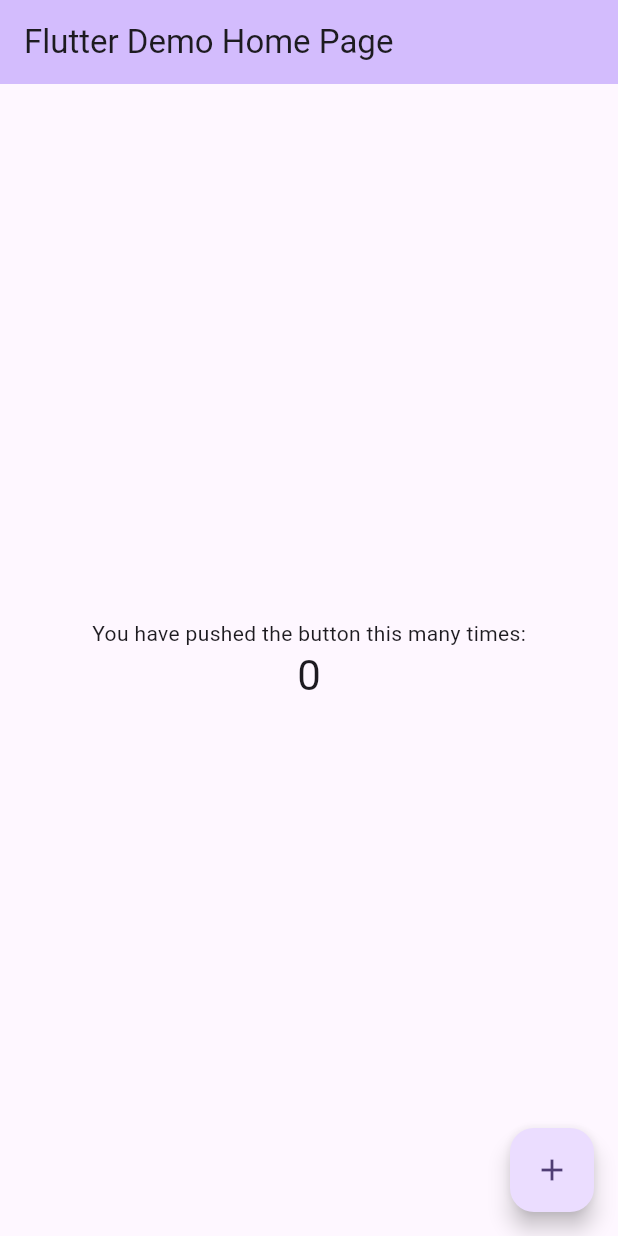
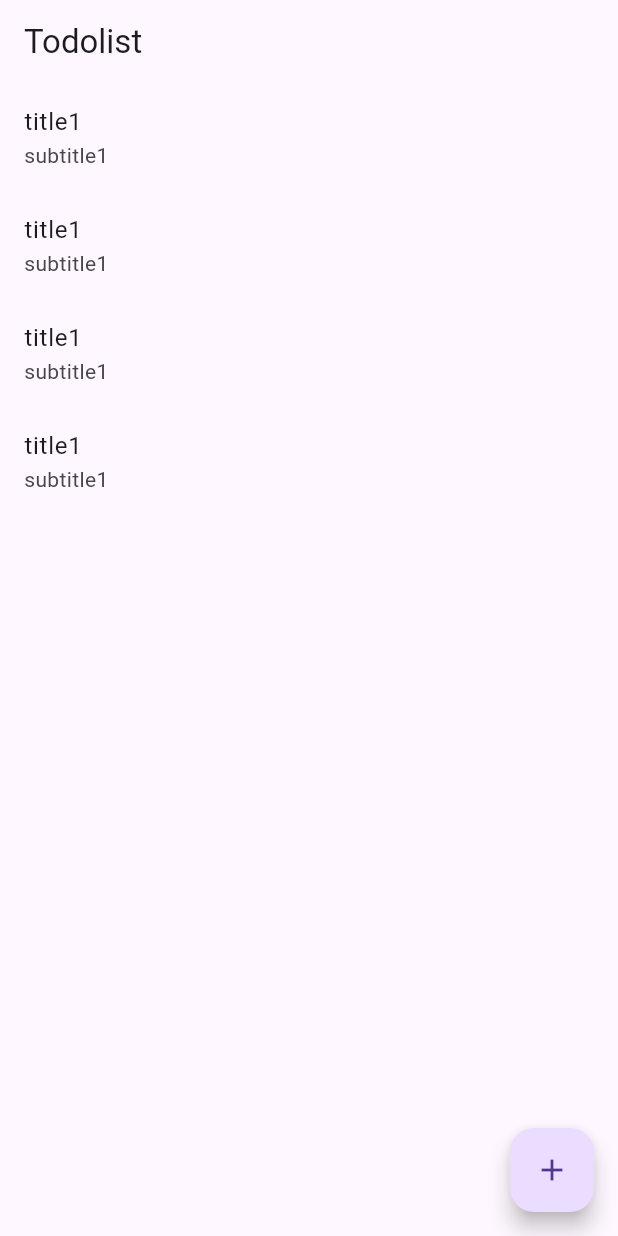
Before and after one commit to sc2bat/my-flutter-todolist-app, a Flutter app: the screen it shows after launch, on a phone screen of 412 x 824 dp. Run offline on Flutter 3.47's test engine with Material 3 defaults, Android fonts, the phone set to English and light mode, and no system bars.

Commit message:
create todolist screen && create todolist class

```diff
--- a/lib/main.dart
+++ b/lib/main.dart
@@ -1,4 +1,6 @@
 import 'package:flutter/material.dart';
+
+import 'screen/todolist_screen.dart';
 
 void main() {
   runApp(const MyApp());
@@ -7,119 +9,14 @@
 class MyApp extends StatelessWidget {
   const MyApp({super.key});
 
-  // This widget is the root of your application.
   @override
   Widget build(BuildContext context) {
     return MaterialApp(
-      title: 'Flutter Demo',
+      title: 'my flutter todolist app',
       theme: ThemeData(
-        // This is the theme of your application.
-        //
-        // TRY THIS: Try running your application with "flutter run". You'll see
-        // the application has a purple toolbar. Then, without quitting the app,
-        // try changing the seedColor in the colorScheme below to Colors.green
-        // and then invoke "hot reload" (save your changes or press the "hot
-        // reload" button in a Flutter-supported IDE, or press "r" if you used
-        // the command line to start the app).
-        //
-        // Notice that the counter didn't reset back to zero; the application
-        // state is not lost during the reload. To reset the state, use hot
-        // restart instead.
-        //
-        // This works for code too, not just values: Most code changes can be
-        // tested with just a hot reload.
-        colorScheme: ColorScheme.fromSeed(seedColor: Colors.deepPurple),
-        useMaterial3: true,
+        primarySwatch: Colors.purple,
       ),
-      home: const MyHomePage(title: 'Flutter Demo Home Page'),
+      home: const TodolistScreen(),
     );
   }
 }
-
-class MyHomePage extends StatefulWidget {
-  const MyHomePage({super.key, required this.title});
-
-  // This widget is the home page of your application. It is stateful, meaning
-  // that it has a State object (defined below) that contains fields that affect
-  // how it looks.
-
-  // This class is the configuration for the state. It holds the values (in this
-  // case the title) provided by the parent (in this case the App widget) and
-  // used by the build method of the State. Fields in a Widget subclass are
-  // always marked "final".
-
-  final String title;
-
-  @override
-  State<MyHomePage> createState() => _MyHomePageState();
-}
-
-class _MyHomePageState extends State<MyHomePage> {
-  int _counter = 0;
-
-  void _incrementCounter() {
-    setState(() {
-      // This call to setState tells the Flutter framework that something has
-      // changed in this State, which causes it to rerun the build method below
-      // so that the display can reflect the updated values. If we changed
-      // _counter without calling setState(), then the build method would not be
-      // called again, and so nothing would appear to happen.
-      _counter++;
-    });
-  }
-
-  @override
-  Widget build(BuildContext context) {
-    // This method is rerun every time setState is called, for instance as done
-    // by the _incrementCounter method above.
-    //
-    // The Flutter framework has been optimized to make rerunning build methods
-    // fast, so that you can just rebuild anything that needs updating rather
-    // than having to individually change instances of widgets.
-    return Scaffold(
-      appBar: AppBar(
-        // TRY THIS: Try changing the color here to a specific color (to
-        // Colors.amber, perhaps?) and trigger a hot reload to see the AppBar
-        // change color while the other colors stay the same.
-        backgroundColor: Theme.of(context).colorScheme.inversePrimary,
-        // Here we take the value from the MyHomePage object that was created by
-        // the App.build method, and use it to set our appbar title.
-        title: Text(widget.title),
-      ),
-      body: Center(
-        // Center is a layout widget. It takes a single child and positions it
-        // in the middle of the parent.
-        child: Column(
-          // Column is also a layout widget. It takes a list of children and
-          // arranges them vertically. By default, it sizes itself to fit its
-          // children horizontally, and tries to be as tall as its parent.
-          //
-          // Column has various properties to control how it sizes itself and
-          // how it positions its children. Here we use mainAxisAlignment to
-          // center the children vertically; the main axis here is the vertical
-          // axis because Columns are vertical (the cross axis would be
-          // horizontal).
-          //
-          // TRY THIS: Invoke "debug painting" (choose the "Toggle Debug Paint"
-          // action in the IDE, or press "p" in the console), to see the
-          // wireframe for each widget.
-          mainAxisAlignment: MainAxisAlignment.center,
-          children: <Widget>[
-            const Text(
-              'You have pushed the button this many times:',
-            ),
-            Text(
-              '$_counter',
-              style: Theme.of(context).textTheme.headlineMedium,
-            ),
-          ],
-        ),
-      ),
-      floatingActionButton: FloatingActionButton(
-        onPressed: _incrementCounter,
-        tooltip: 'Increment',
-        child: const Icon(Icons.add),
-      ), // This trailing comma makes auto-formatting nicer for build methods.
-    );
-  }
-}
--- /dev/null
+++ b/lib/screen/todolist_screen.dart
@@ -0,0 +1,61 @@
+import 'package:flutter/material.dart';
+import 'package:my_flutter_todolist_app/screen/create_screen.dart';
+import 'package:my_flutter_todolist_app/todolist.dart';
+
+class TodolistScreen extends StatefulWidget {
+  const TodolistScreen({super.key});
+
+  @override
+  State<TodolistScreen> createState() => _TodolistScreenState();
+}
+
+class _TodolistScreenState extends State<TodolistScreen> {
+  final todolists = [
+    Todo(id: 1, title: 'title1', subtitle: 'subtitle1', dateTime: 20231215),
+    Todo(id: 2, title: 'title2', subtitle: 'subtitle2', dateTime: 20231215),
+    Todo(id: 3, title: 'title3', subtitle: 'subtitle3', dateTime: 20231215),
+    Todo(id: 4, title: 'title4', subtitle: 'subtitle4', dateTime: 20231215),
+    Todo(id: 5, title: 'title5', subtitle: 'subtitle5', dateTime: 20231215),
+    Todo(id: 6, title: 'title6', subtitle: 'subtitle6', dateTime: 20231215),
+  ];
+
+  @override
+  Widget build(BuildContext context) {
+    return Scaffold(
+      appBar: AppBar(
+        title: Text('Todolist'),
+      ),
+      body: ListView(
+        children: [
+          ListTile(
+            title: Text('title1'),
+            subtitle: Text('subtitle1'),
+          ),
+          ListTile(
+            title: Text('title1'),
+            subtitle: Text('subtitle1'),
+          ),
+          ListTile(
+            title: Text('title1'),
+            subtitle: Text('subtitle1'),
+          ),
+          ListTile(
+            title: Text('title1'),
+            subtitle: Text('subtitle1'),
+          ),
+        ],
+      ),
+      floatingActionButton: FloatingActionButton(
+        onPressed: () {
+          Navigator.push(
+            context,
+            MaterialPageRoute(
+              builder: (context) => const CreateScreen(),
+            ),
+          );
+        },
+        child: const Icon(Icons.add),
+      ),
+    );
+  }
+}
--- /dev/null
+++ b/lib/todolist.dart
@@ -0,0 +1,72 @@
+// ignore_for_file: public_member_api_docs, sort_constructors_first
+import 'dart:convert';
+
+class Todo {
+  int id;
+  String? title;
+  String? subtitle;
+  int? dateTime;
+  Todo({
+    required this.id,
+    this.title,
+    this.subtitle,
+    this.dateTime,
+  });
+
+  Todo copyWith({
+    int? id,
+    String? title,
+    String? subtitle,
+    int? dateTime,
+  }) {
+    return Todo(
+      id: id ?? this.id,
+      title: title ?? this.title,
+      subtitle: subtitle ?? this.subtitle,
+      dateTime: dateTime ?? this.dateTime,
+    );
+  }
+
+  Map<String, dynamic> toMap() {
+    return <String, dynamic>{
+      'id': id,
+      'title': title,
+      'subtitle': subtitle,
+      'dateTime': dateTime,
+    };
+  }
+
+  factory Todo.fromMap(Map<String, dynamic> map) {
+    return Todo(
+      id: map['id'] as int,
+      title: map['title'] != null ? map['title'] as String : null,
+      subtitle: map['subtitle'] != null ? map['subtitle'] as String : null,
+      dateTime: map['dateTime'] != null ? map['dateTime'] as int : null,
+    );
+  }
+
+  String toJson() => json.encode(toMap());
+
+  factory Todo.fromJson(String source) =>
+      Todo.fromMap(json.decode(source) as Map<String, dynamic>);
+
+  @override
+  String toString() {
+    return 'Todo(id: $id, title: $title, subtitle: $subtitle, dateTime: $dateTime)';
+  }
+
+  @override
+  bool operator ==(covariant Todo other) {
+    if (identical(this, other)) return true;
+
+    return other.id == id &&
+        other.title == title &&
+        other.subtitle == subtitle &&
+        other.dateTime == dateTime;
+  }
+
+  @override
+  int get hashCode {
+    return id.hashCode ^ title.hashCode ^ subtitle.hashCode ^ dateTime.hashCode;
+  }
+}
```
Also changed, not shown: lib/screen/create_screen.dart (added, +39 -0 lines).
